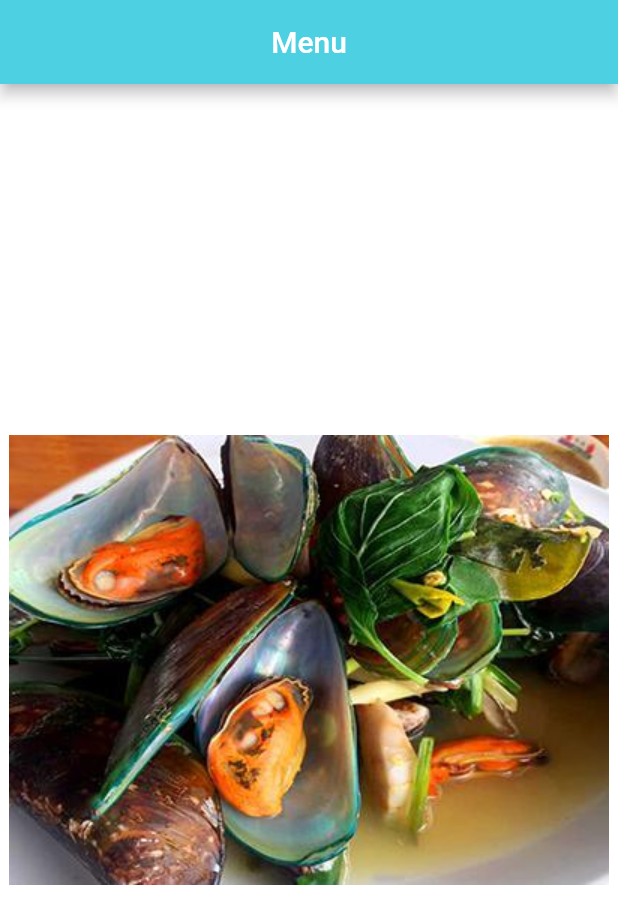
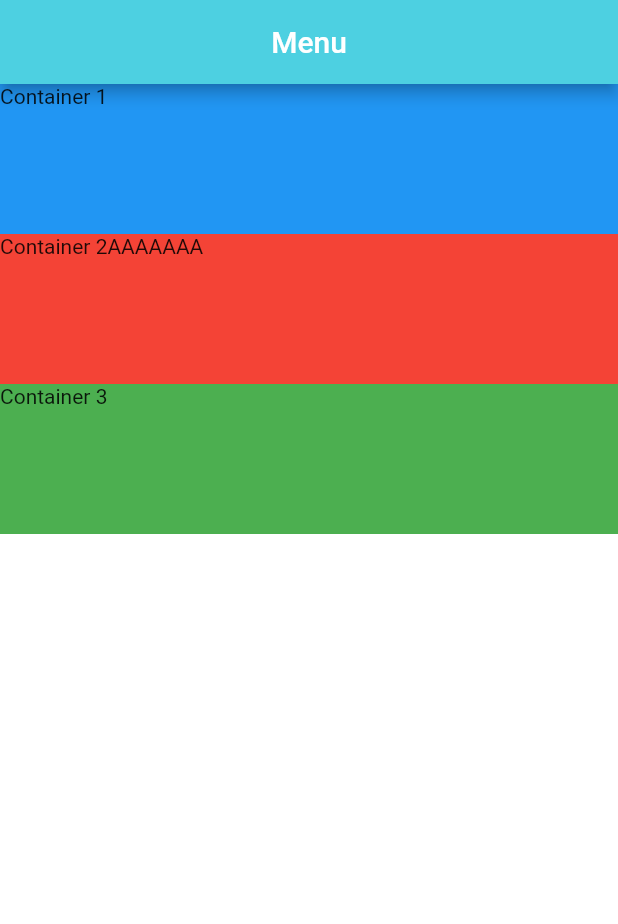
Before and after one commit to likhi1/bbayApp, a Flutter app: the screen it shows after launch, on a phone screen of 412 x 824 dp. Shown: the top 924 px of the screen. Run offline on Flutter 3.47's test engine with Material 2 defaults, Android fonts, the phone set to English and light mode, and no system bars.

Commit message:
Set Column & Row

```diff
--- a/lib/main.dart
+++ b/lib/main.dart
@@ -14,8 +14,48 @@ class BbayApp extends StatelessWidget {
           title: Center(child: Text('Menu')),
           backgroundColor: Colors.cyan[300],
         ),
-        body: Center(
-          child: Image(image: AssetImage('images/01-thumbnail.jpg')),
+        body: SafeArea(
+          //** set  SafeArea for iPhone Area Screen
+          //child: Image(image: AssetImage('images/01-thumbnail.jpg')),
+
+          child: Column(
+            // mainAxisSize: MainAxisSize.min, // ** set shrink outline box
+            // mainAxisAlignment:   MainAxisAlignment.spaceBetween, // ** set Position & Space
+            crossAxisAlignment:
+                CrossAxisAlignment.stretch, // ** set Align object
+            //verticalDirection: VerticalDirection.down,
+
+            children: <Widget>[
+              Container(
+                height: 100.0,
+                width: 100.0,
+                color: Colors.blue,
+                child: Text('Container 1'),
+              ),
+              SizedBox(
+                width: 30.0, //**  set create margin
+              ),
+              Container(
+                height: 100.0,
+                width: 100.0,
+                color: Colors.red,
+                child: Text('Container 2AAAAAAA'),
+              ),
+              SizedBox(
+                width: 30.0,
+              ),
+              Container(
+                height: 100.0,
+                width: 100.0,
+                //width: double.infinity, //**stretch col & row
+                color: Colors.green,
+                child: Text('Container 3'),
+              ),
+              SizedBox(
+                width: 30.0,
+              ),
+            ],
+          ),
         ),
       ),
     );
```
